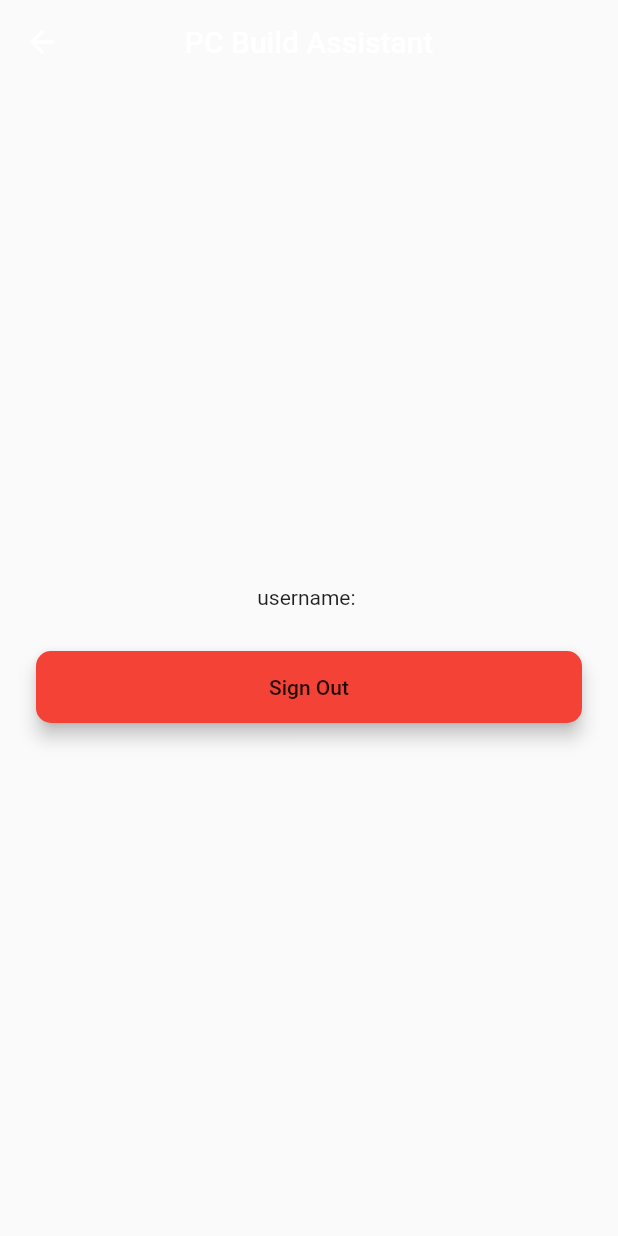
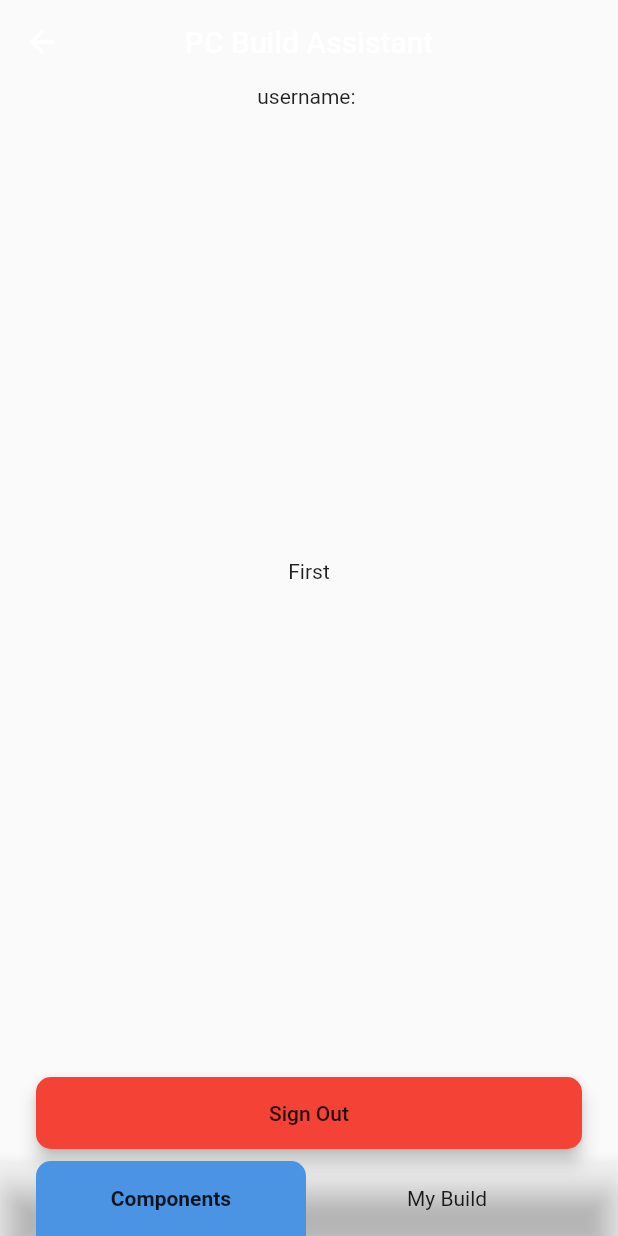
Before and after one commit to ryanhossain9797/PC-Build-Assistant, a Flutter app: the HomeScreen screen opened by its route, on a phone screen of 412 x 824 dp. Run offline on Flutter 3.47's test engine with Material 2 defaults, Android fonts, the phone set to English and light mode, and no system bars; our stand-ins replace animated_text_kit, firebase_auth, google_sign_in, modal_progress_hud; accounts and stored records are empty.

Commit message:
Completed Home Screen Tabs

```diff
--- a/lib/constants.dart
+++ b/lib/constants.dart
@@ -85,3 +85,9 @@ const kPasswordTooShort = "ERROR_WEAK_PASSWORD";
 const kInvalidEmail = "ERROR_INVALID_EMAIL";
 const kWrongEmail = "ERROR_USER_NOT_FOUND";
 const kWrongPass = "ERROR_WRONG_PASSWORD";
+
+const kNavBarButtonShape = RoundedRectangleBorder(
+  borderRadius: BorderRadius.all(
+    Radius.circular(kRadius),
+  ),
+);
--- a/lib/main.dart
+++ b/lib/main.dart
@@ -10,7 +10,6 @@ import 'screens/welcome_screen.dart';
 void main() {
   SystemChrome.setSystemUIOverlayStyle(SystemUiOverlayStyle(
     statusBarColor: Colors.transparent,
-    systemNavigationBarColor: ThemeData.dark().scaffoldBackgroundColor,
   ));
   return runApp(MyApp());
 }
--- a/lib/screens/home_screen.dart
+++ b/lib/screens/home_screen.dart
@@ -1,6 +1,8 @@
 import 'package:firebase_auth/firebase_auth.dart';
 import 'package:flutter/material.dart';
+import 'package:flutter/painting.dart';
 import 'package:pc_build_assistant/components/rounded_button.dart';
+import 'package:pc_build_assistant/constants.dart';
 
 class HomeScreen extends StatefulWidget {
   static String id = "/homeScreenId";
@@ -13,11 +15,32 @@ class _HomeScreenState extends State<HomeScreen> {
   final FirebaseAuth _auth = FirebaseAuth.instance;
   FirebaseUser _currentUser;
   String userName = "No One Logged In";
+  int index = 0;
 
+  GlobalKey _componentsKey = GlobalKey();
+  GlobalKey _buildKey = GlobalKey();
+
+  RenderBox _componentBox;
+  double _tabWidth = 0;
+  double _tabHeight = 0;
   @override
   void initState() {
     getCurrentUser();
     super.initState();
+    WidgetsBinding.instance.addPostFrameCallback((_) => initialSize());
+  }
+
+  initialSize() {
+    _componentBox = _componentsKey.currentContext.findRenderObject();
+    upDateSize();
+  }
+
+  upDateSize() {
+    Size tabSize = _componentBox.size;
+    setState(() {
+      _tabWidth = tabSize.width;
+      _tabHeight = tabSize.height;
+    });
   }
 
   getCurrentUser() async {
@@ -42,6 +65,118 @@ class _HomeScreenState extends State<HomeScreen> {
         title: Text("PC Build Assistant"),
         centerTitle: true,
       ),
+      bottomNavigationBar: BottomAppBar(
+        color: Colors.transparent,
+        child: Container(
+          margin: EdgeInsets.symmetric(horizontal: 24),
+          height: 50,
+          child: Stack(
+            children: <Widget>[
+//              Row(
+//                children: <Widget>[
+//                  Expanded(
+//                    child: Container(
+//                      decoration: BoxDecoration(
+//                        color:
+//                            index == 0 ? kLoginButtonColor : Colors.transparent,
+//                        borderRadius: BorderRadius.only(
+//                          topLeft: Radius.circular(kRadius),
+//                          topRight: Radius.circular(kRadius),
+//                        ),
+//                      ),
+//                    ),
+//                  ),
+//                  Container(
+//                    width: 4,
+//                  ),
+//                  Expanded(
+//                    child: Container(
+//                      decoration: BoxDecoration(
+//                        color:
+//                            index == 1 ? kLoginButtonColor : Colors.transparent,
+//                        borderRadius: BorderRadius.only(
+//                          topLeft: Radius.circular(kRadius),
+//                          topRight: Radius.circular(kRadius),
+//                        ),
+//                      ),
+//                    ),
+//                  ),
+//                ],
+//              ),
+              AnimatedAlign(
+                curve: Curves.decelerate,
+                duration: Duration(milliseconds: 300),
+                alignment:
+                    index == 0 ? Alignment.centerLeft : Alignment.centerRight,
+                child: Container(
+                  width: _tabWidth,
+                  height: _tabHeight,
+                  decoration: BoxDecoration(
+                    color: kLoginButtonColor,
+                    borderRadius: BorderRadius.only(
+                      topLeft: Radius.circular(kRadius),
+                      topRight: Radius.circular(kRadius),
+                    ),
+                  ),
+                ),
+              ),
+              Row(
+                children: <Widget>[
+                  Expanded(
+                    child: InkWell(
+                      highlightColor: Colors.transparent,
+                      splashColor: Colors.transparent,
+                      child: Container(
+                        key: _componentsKey,
+                        child: Center(
+                          child: Text(
+                            "Components",
+                            style: TextStyle(
+                                fontWeight: index == 0
+                                    ? FontWeight.bold
+                                    : FontWeight.normal),
+                          ),
+                        ),
+                      ),
+                      onTap: () {
+                        setState(() {
+                          index = 0;
+                        });
+                      },
+                    ),
+                  ),
+                  Container(
+                    width: 4,
+                  ),
+                  Expanded(
+                    child: InkWell(
+                      highlightColor: Colors.transparent,
+                      splashColor: Colors.transparent,
+                      child: Container(
+                        key: _buildKey,
+                        child: Center(
+                          child: Text(
+                            "My Build",
+                            style: TextStyle(
+                                fontWeight: index == 1
+                                    ? FontWeight.bold
+                                    : FontWeight.normal),
+                          ),
+                        ),
+                      ),
+                      onTap: () {
+                        setState(() {
+                          index = 1;
+                        });
+                      },
+                    ),
+                  ),
+                ],
+              ),
+            ],
+          ),
+        ),
+      ),
       body: Padding(
         padding: const EdgeInsets.symmetric(horizontal: 24.0),
         child: Column(
@@ -50,6 +185,19 @@ class _HomeScreenState extends State<HomeScreen> {
           children: <Widget>[
             Center(
               child: Text("username: " + userName),
+            ),
+            Expanded(
+              child: IndexedStack(
+                index: index,
+                children: <Widget>[
+                  Center(
+                    child: Text("First"),
+                  ),
+                  Center(
+                    child: Text("Second"),
+                  ),
+                ],
+              ),
             ),
             SizedBox.fromSize(size: Size(1, 20)),
             Padding(
```
